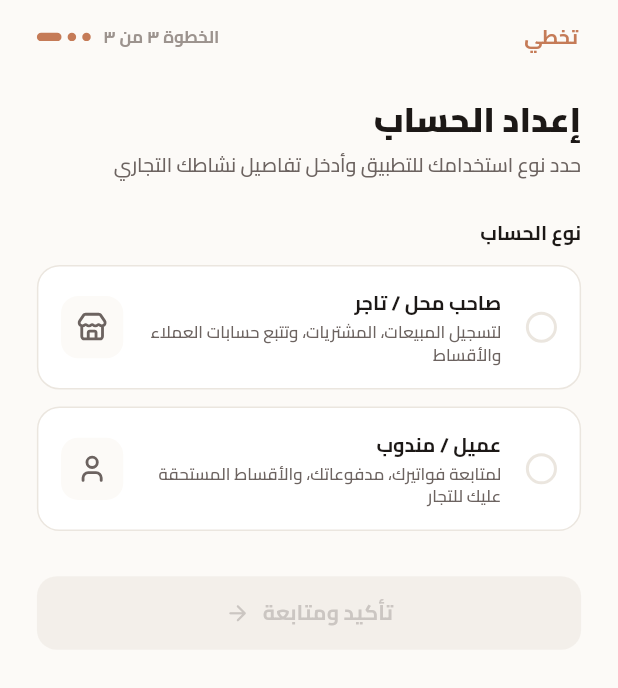
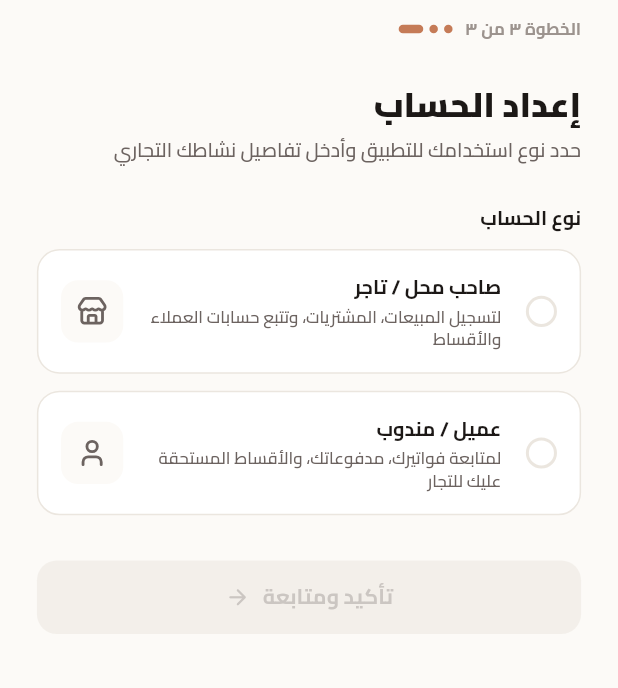
Before and after one commit to NaderAwny/mizan_Mobile_App, a Flutter app: the _SelectUserTypeScreen screen opened directly, on a phone screen of 412 x 824 dp. Shown: the top 688 px of the screen. Run offline on Flutter 3.47's test engine with Material 3 defaults, Android fonts, the phone set to English and light mode, and no system bars; our stand-ins replace audioplayers, dartz, dio, flutter_bloc, flutter_screenutil, flutter_secure_storage and 8 more; missing offline and left inert: emails_validator, record; accounts and stored records are empty; generated files the repository leaves out were written again; statements that could not run were skipped; project files that could hold a hidden picture were left out.

Commit message:
Update project

```diff
--- a/lib/presentation/get_profile/get_profile.dart
+++ b/lib/presentation/get_profile/get_profile.dart
@@ -28,10 +28,10 @@ class GetProfileView extends StatelessWidget {
     return MultiBlocProvider(
       providers: <BlocProvider<StateStreamableSource<Object?>>>[
         BlocProvider<GetProfileCubit>(
-          create: (BuildContext context) => getIt<GetProfileCubit>(),
+          create: (BuildContext context) =>
+              getIt<GetProfileCubit>()..getProfile(),
         ),
         BlocProvider<LogoutCubit>(
-          // ← تأكد إنه موجود
           create: (BuildContext context) => getIt<LogoutCubit>(),
         ),
       ],
--- a/lib/presentation/select_user_type/select_user_type_view.dart
+++ b/lib/presentation/select_user_type/select_user_type_view.dart
@@ -219,28 +219,28 @@ class _SelectUserTypeScreenState extends State<_SelectUserTypeScreen>
 
   /// Header Bar with Step Indicator ("الخطوة ٣ من ٣") and Skip Action ("تخطي")
   Widget _buildHeaderBar(BuildContext context) {
-    return Row(
-      mainAxisAlignment: MainAxisAlignment.spaceBetween,
-      crossAxisAlignment: CrossAxisAlignment.center,
-      children: <Widget>[
-        // Skip Button (تخطي)
-        GestureDetector(
-          onTap: () => _onSkip(context),
-          behavior: HitTestBehavior.opaque,
-          child: Padding(
-            padding: EdgeInsets.symmetric(vertical: 4.h, horizontal: 2.w),
-            child: Text(
-              AppStrings.skip,
-              style: getBoldStyle(
-                color: ColorManager.primary,
-                fontSize: FontSize.s14,
-              ),
-            ),
-          ),
-        ),
+    // return Row(
+    //   mainAxisAlignment: MainAxisAlignment.spaceBetween,
+    //   crossAxisAlignment: CrossAxisAlignment.center,
+    //   children: <Widget>[
+    //     // Skip Button (تخطي)
+    //     GestureDetector(
+    //       onTap: () => _onSkip(context),
+    //       behavior: HitTestBehavior.opaque,
+    //       child: Padding(
+    //         padding: EdgeInsets.symmetric(vertical: 4.h, horizontal: 2.w),
+    //         child: Text(
+    //           AppStrings.skip,
+    //           style: getBoldStyle(
+    //             color: ColorManager.primary,
+    //             fontSize: FontSize.s14,
+    //           ),
+    //         ),
+    //       ),
+    //     ),
 
     // Step Indicator (الخطوة ٣ من ٣ + 3 Dots)
-        Row(
+    return Row(
       mainAxisSize: MainAxisSize.min,
       crossAxisAlignment: CrossAxisAlignment.center,
       children: <Widget>[
@@ -261,8 +261,6 @@ class _SelectUserTypeScreenState extends State<_SelectUserTypeScreen>
             _buildDot(isPill: false),
             SizedBox(width: 4.w),
             _buildDot(isPill: true),
-              ],
-            ),
           ],
         ),
       ],
```
Lines whose indentation alone changed are shown as unchanged.
